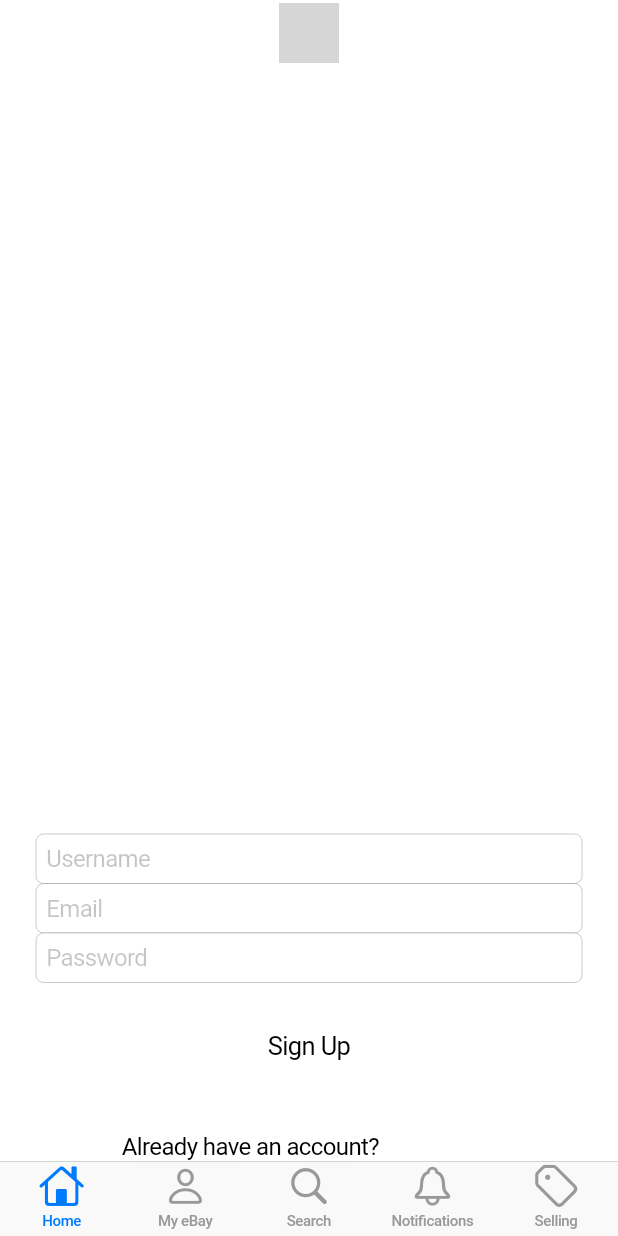
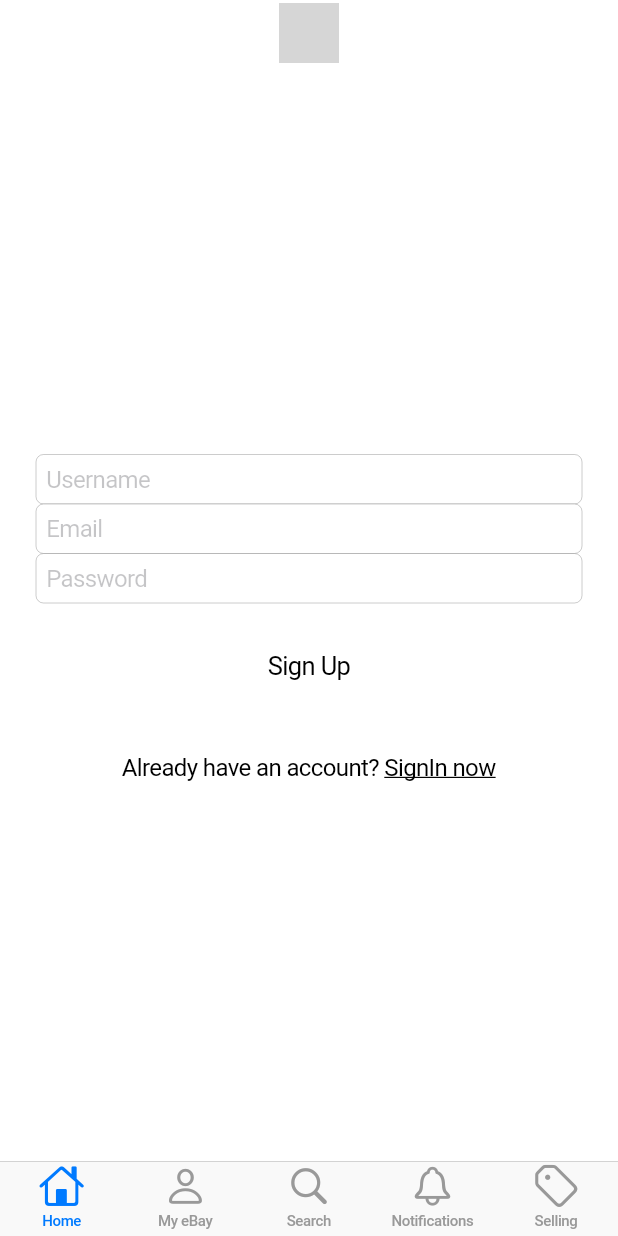
Before and after one commit to Tian372/flutter-offer-app, a Flutter app: the screen it shows after launch, after a tap on "Forgot Password?", after a tap on "Register now", on a phone screen of 412 x 824 dp. Run offline on Flutter 3.47's test engine with Material 2 defaults, Android fonts, the phone set to English and light mode, and no system bars; our stand-ins replace cloud_firestore, custom_radio_grouped_button, firebase_auth, firebase_database, google_sign_in, shared_preferences and 1 more; missing offline and left inert: grouped_buttons; accounts and stored records are empty; network calls fail; grey boxes are pictures that could not be loaded.

Commit message:
fix signup page

```diff
--- a/lib/views/signin.dart
+++ b/lib/views/signin.dart
@@ -1,14 +1,11 @@
 import 'package:firebase_database/firebase_database.dart';
 import 'package:flutter/cupertino.dart';
 import 'package:offer_app/helper/constants.dart';
-import 'package:offer_app/main.dart';
-import 'package:offer_app/models/user.dart';
 import 'package:provider/provider.dart';
 
 import '../helper/helperfunctions.dart';
 import '../services/auth.dart';
 import '../services/database.dart';
-import '../views/chatrooms.dart';
 import '../views/forgot_password.dart';
 import '../widget/widget.dart';
 import 'package:cloud_firestore/cloud_firestore.dart';
@@ -36,6 +33,12 @@ class _SignInState extends State<SignIn> {
 
   bool isLoading = false;
 
+  @override
+  void dispose() {
+    this.passwordEditingController.dispose();
+    this.emailEditingController.dispose();
+    super.dispose();
+  }
   signIn(UserIsLoggedIn provider) async {
     if (formKey.currentState.validate()) {
       setState(() {
--- a/lib/views/signup.dart
+++ b/lib/views/signup.dart
@@ -31,7 +31,13 @@ class _SignUpState extends State<SignUp> {
 
   final formKey = GlobalKey<FormState>();
   bool isLoading = false;
-
+  @override
+  void dispose() {
+    this.emailEditingController.dispose();
+    this.passwordEditingController.dispose();
+    this.usernameEditingController.dispose();
+    super.dispose();
+  }
   singUp(UserIsLoggedIn provider) async {
     if (formKey.currentState.validate()) {
       setState(() {
@@ -41,7 +47,7 @@ class _SignUpState extends State<SignUp> {
       await authService
           .signUpWithEmailAndPassword(
               emailEditingController.text, passwordEditingController.text)
-          .then((result) async {
+          .then((result) {
         if (result != null) {
           Map<String, String> userDataMap = {
             "userName": usernameEditingController.text,
@@ -56,10 +62,12 @@ class _SignUpState extends State<SignUp> {
           HelperFunctions.saveUserEmailSharedPreference(
               emailEditingController.text);
           Constants.myName = usernameEditingController.text;
+          setOnlineStatus(Constants.myName);
           provider.login();
-          setOnlineStatus(Constants.myName);
-          Navigator.pushReplacement(
-              context, MaterialPageRoute(builder: (context) => ChatRoom()));
+          print('provider.login()');
+
+//          Navigator.pushReplacement(
+//              context, MaterialPageRoute(builder: (context) => ChatRoom()));
         }
       });
     }
@@ -114,7 +122,7 @@ class _SignUpState extends State<SignUp> {
                           style: simpleTextStyle(),
                           placeholder: 'Password',
 //                          decoration: textFieldInputDecoration("password"),
-//                          controller: passwordEditingController,
+                          controller: passwordEditingController,
 //                          validator: (val) {
 //                            return val.length < 6
 //                                ? "Enter Password 6+ characters"
@@ -177,16 +185,16 @@ class _SignUpState extends State<SignUp> {
                         child: Text(
                           "SignIn now",
                           style: TextStyle(
-                              color: Colors.white,
+                              color: Colors.black,
                               fontSize: 16,
                               decoration: TextDecoration.underline),
                         ),
                       ),
                     ],
                   ),
-                  SizedBox(
-                    height: 50,
-                  )
+                  Spacer(
+                    flex: 1,
+                  ),
                 ],
               ),
             ),
```
Also changed, not shown: lib/views/sellerChat.dart (+31 -17 lines).
